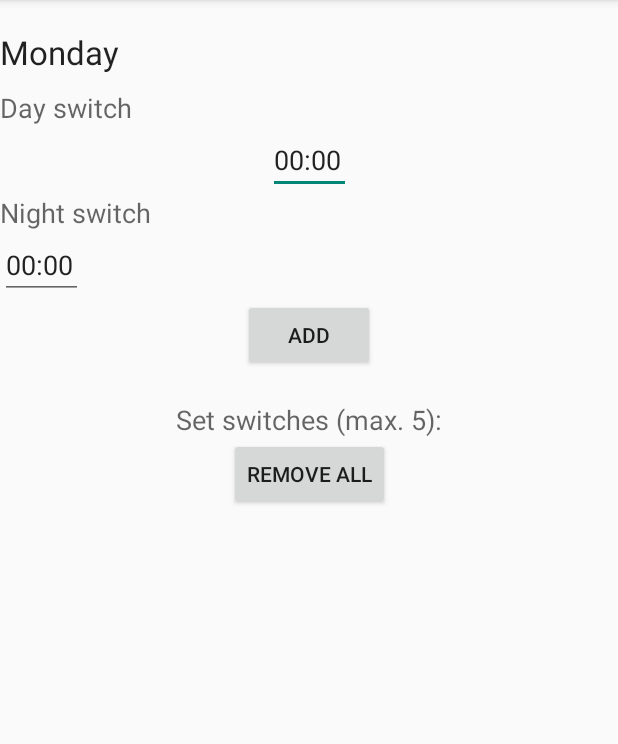
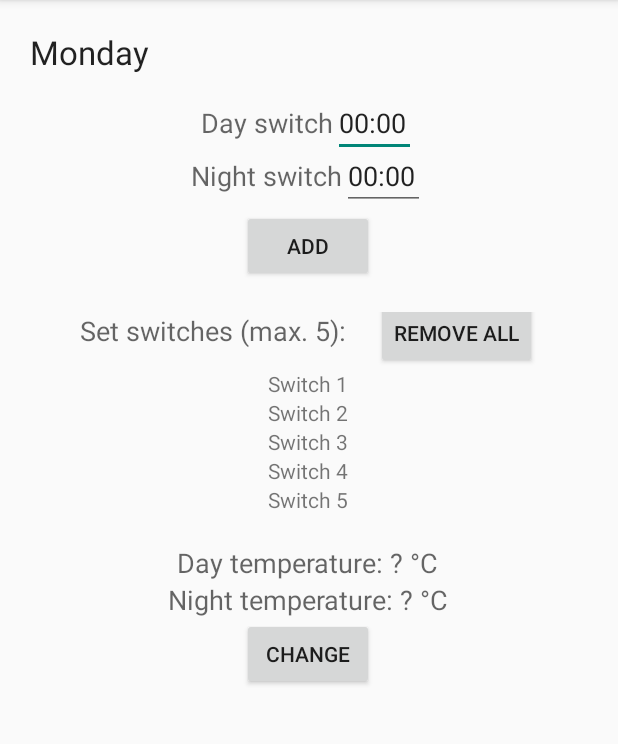
Before and after one commit to HTI-35/Thermostat, an Android app: the Monday screen opened directly, with no data from a screen before it, on a phone screen of 412 x 824 dp, the part 84-828 px from its top. Run offline under Robolectric (Android 15) with nearby library versions, the phone set to English and light mode, and no system bars; network calls fail.

Commit message:
Day & night temperatures
You can now set the day & night temperatures to the server (on a
separate page). Also fixed degree symbol (again) and added some code for
the day/night switches but idk how to do the rest.

```diff
--- a/DemoThermostat/app/src/main/AndroidManifest.xml
+++ b/DemoThermostat/app/src/main/AndroidManifest.xml
@@ -51,6 +51,10 @@
             android:name=".Sunday"
             android:label="@string/app_name" >
         </activity>
+        <activity
+            android:name=".DayNight"
+            android:label="@string/app_name" >
+        </activity>
     </application>
 
 </manifest>
--- a/DemoThermostat/app/src/main/java/nl/tue/demothermostat/Day.java
+++ b/DemoThermostat/app/src/main/java/nl/tue/demothermostat/Day.java
@@ -2,6 +2,8 @@ package nl.tue.demothermostat;
 
 import android.app.Activity;
 import android.os.Bundle;
+
+import org.thermostatapp.util.HeatingSystem;
 
 /**
  * Created by Anne on 05/06/2015.
@@ -10,5 +12,6 @@ public class Day extends Activity {
     @Override
     protected void onCreate(Bundle savedInstanceState) {
         super.onCreate(savedInstanceState);
+        HeatingSystem.BASE_ADDRESS = "http://wwwis.win.tue.nl/2id40-ws/35";
     }
 }
--- a/DemoThermostat/app/src/main/java/nl/tue/demothermostat/Monday.java
+++ b/DemoThermostat/app/src/main/java/nl/tue/demothermostat/Monday.java
@@ -1,15 +1,83 @@
 package nl.tue.demothermostat;
 
 import android.app.Activity;
+import android.content.Intent;
 import android.os.Bundle;
+import android.view.View;
+import android.widget.Button;
+import android.widget.EditText;
+import android.widget.TextView;
+
+import org.thermostatapp.util.HeatingSystem;
+import org.thermostatapp.util.WeekProgram;
 
 /**
  * Created by Anne on 05/06/2015.
  */
 public class Monday extends Day {
+
+    Button bMondayAdd;
+    Button bMondayRemoveAll;
+    Button bMondayChange;
+    TextView mondaySwitch1;
+    TextView mondaySwitch2;
+    TextView mondaySwitch3;
+    TextView mondaySwitch4;
+    TextView mondaySwitch5;
+    EditText mondayDayTime;
+    EditText mondayNightTime;
+
     @Override
     protected void onCreate(Bundle savedInstanceState) {
         super.onCreate(savedInstanceState);
         setContentView(R.layout.activity_monday);
+        HeatingSystem.BASE_ADDRESS = "http://wwwis.win.tue.nl/2id40-ws/35";
+
+        bMondayAdd = (Button)findViewById(R.id.bMondayAdd);
+        bMondayRemoveAll = (Button)findViewById(R.id.bMondayRemoveAll);
+        bMondayChange = (Button)findViewById(R.id.bMondayChange);
+        mondaySwitch1 = (TextView)findViewById(R.id.mondaySwitch1);
+        mondaySwitch2 = (TextView)findViewById(R.id.mondaySwitch2);
+        mondaySwitch3 = (TextView)findViewById(R.id.mondaySwitch3);
+        mondaySwitch4 = (TextView)findViewById(R.id.mondaySwitch4);
+        mondaySwitch5 = (TextView)findViewById(R.id.mondaySwitch5);
+        mondayDayTime = (EditText)findViewById(R.id.mondayDayTime);
+        mondayNightTime = (EditText)findViewById(R.id.mondayNightTime);
+
+        //todo: timer to get day temp & night temp continuously from server
+        // so that when you change it & then go back it will display the right values
+
+        new Thread(new Runnable() {
+            @Override
+            public void run() {
+                try {
+                    //todo: get the switch times from the server...
+                    //mondaySwitch1.setText("day: " + dayswitch + ", night: " + nightswitch);
+                    //etc?
+                } catch (Exception e) {
+                    System.err.println("Error from getdata " + e);
+                }
+            }
+        }).start();
+
+        //todo: somehow translate text from EditText mondayDayTime & mondayNightTime to ints
+        // by removing the colons so we can use them in AddSwitch method
+
+        bMondayAdd.setOnClickListener(new View.OnClickListener() {
+            @Override
+            public void onClick(View v) {
+                // todo: add the switch from the input fields to switch list
+                // using WeekProgram.AddSwitch(int start_time, int end_time, String type, String day)
+                // but idk how we should have both a start and end time for a single type (night/day)
+                }
+        });
+
+        bMondayChange.setOnClickListener(new View.OnClickListener() {
+            @Override
+            public void onClick(View v) {
+                startActivity(new Intent(v.getContext(), DayNight.class));
+            }
+        });
+
     }
 }
--- a/DemoThermostat/app/src/main/java/nl/tue/demothermostat/ThermostatActivity.java
+++ b/DemoThermostat/app/src/main/java/nl/tue/demothermostat/ThermostatActivity.java
@@ -46,8 +46,8 @@ public class ThermostatActivity extends Activity {
                 try {
                     //target temperature
                     vTemp = Double.parseDouble(HeatingSystem.get("currentTemperature"));
-                    targetTemp.setText("" + vTemp);
-                    currentTemp.setText("" + vTemp);
+                    targetTemp.setText("" + vTemp + " \u2103");
+                    currentTemp.setText("" + vTemp + " \u2103");
                     seekBar.setProgress((int) Math.floor(vTemp - 5.0));
                     System.out.println("vTemp1:" + HeatingSystem.get("currentTemperature"));
                 } catch (Exception e) {
@@ -61,7 +61,7 @@ public class ThermostatActivity extends Activity {
 
             @Override
             public void onProgressChanged(SeekBar seekBar, int progress, boolean fromUser) {
-                targetTemp.setText( (progress + 5) + "\u2013");
+                targetTemp.setText( (progress + 5) + " \u2103");
                 vTemp = progress + 5;
                 setInputLimits();
                 putCurrentTemperature();
--- a/DemoThermostat/app/src/main/res/layout/activity_monday.xml
+++ b/DemoThermostat/app/src/main/res/layout/activity_monday.xml
@@ -2,17 +2,22 @@
 <GridLayout xmlns:android="http://schemas.android.com/apk/res/android"
     android:orientation="vertical"
     android:layout_width="match_parent"
-    android:layout_height="match_parent">
+    android:layout_height="match_parent"
+    android:padding="20dp">
 
     <TextView
         android:layout_width="wrap_content"
         android:layout_height="wrap_content"
         android:textAppearance="?android:attr/textAppearanceLarge"
         android:text="Monday"
-        android:layout_marginTop="20dp"
-        android:layout_marginBottom="10dp"
+        android:layout_marginBottom="20dp"
         android:id="@+id/mondayTitle" />
 
+    <RelativeLayout xmlns:android="http://schemas.android.com/apk/res/android"
+        android:orientation="horizontal"
+        android:layout_width="wrap_content"
+        android:layout_height="wrap_content"
+        android:layout_gravity="center_horizontal">
         <TextView
             android:layout_width="wrap_content"
             android:layout_height="wrap_content"
@@ -23,12 +28,20 @@
         <EditText
             android:layout_width="55dp"
             android:layout_height="wrap_content"
+            android:layout_gravity="center_horizontal"
+            android:layout_alignBaseline="@+id/mondayDay"
+            android:layout_toRightOf="@+id/mondayDay"
             android:inputType="time"
             android:ems="10"
-        android:id="@+id/setMondayDay"
-        android:layout_gravity="center_horizontal"
+            android:id="@+id/mondayDayTime"
             android:text="00:00" />
+    </RelativeLayout>
 
+    <RelativeLayout xmlns:android="http://schemas.android.com/apk/res/android"
+        android:orientation="horizontal"
+        android:layout_width="wrap_content"
+        android:layout_height="wrap_content"
+        android:layout_gravity="center_horizontal">
     <TextView
         android:layout_width="wrap_content"
         android:layout_height="wrap_content"
@@ -39,10 +52,13 @@
     <EditText
         android:layout_width="55dp"
         android:layout_height="wrap_content"
+        android:layout_alignBaseline="@+id/mondayNight"
+        android:layout_toRightOf="@+id/mondayNight"
         android:inputType="time"
         android:ems="10"
-        android:id="@+id/setMondayNight"
+        android:id="@+id/mondayNightTime"
         android:text="00:00" />
+    </RelativeLayout>
 
     <Button
         android:layout_width="wrap_content"
@@ -50,21 +66,98 @@
         android:layout_gravity="center_horizontal"
         android:layout_marginBottom="20dp"
         android:text="Add"
-        android:id="@+id/bMondayNight" />
+        android:id="@+id/bMondayAdd" />
+
+
+    <RelativeLayout xmlns:android="http://schemas.android.com/apk/res/android"
+        android:orientation="horizontal"
+        android:layout_width="wrap_content"
+        android:layout_height="wrap_content"
+        android:layout_gravity="center_horizontal">
+    <TextView
+        android:layout_width="wrap_content"
+        android:layout_height="wrap_content"
+        android:layout_gravity="center_horizontal"
+        android:layout_marginEnd="20dp"
+        android:textAppearance="?android:attr/textAppearanceMedium"
+        android:text="Set switches (max. 5):"
+        android:id="@+id/mondaySwitches" />
+    <Button
+        android:layout_width="wrap_content"
+        android:layout_height="wrap_content"
+        android:layout_gravity="center_horizontal"
+        android:layout_alignBaseline="@+id/mondaySwitches"
+        android:layout_toRightOf="@+id/mondaySwitches"
+        android:text="Remove All"
+        android:id="@+id/bMondayRemoveAll" />
+    </RelativeLayout>
+
 
     <TextView
         android:layout_width="wrap_content"
         android:layout_height="wrap_content"
+        android:layout_gravity="center_horizontal"
+        android:textAppearance="?android:attr/textAppearanceSmall"
+        android:text="Switch 1"
+        android:id="@+id/mondaySwitch1" />
+    <TextView
+        android:layout_width="wrap_content"
+        android:layout_height="wrap_content"
+        android:layout_gravity="center_horizontal"
+        android:textAppearance="?android:attr/textAppearanceSmall"
+        android:text="Switch 2"
+        android:id="@+id/mondaySwitch2" />
+    <TextView
+        android:layout_width="wrap_content"
+        android:layout_height="wrap_content"
+        android:layout_gravity="center_horizontal"
+        android:textAppearance="?android:attr/textAppearanceSmall"
+        android:text="Switch 3"
+        android:id="@+id/mondaySwitch3" />
+    <TextView
+        android:layout_width="wrap_content"
+        android:layout_height="wrap_content"
+        android:layout_gravity="center_horizontal"
+        android:textAppearance="?android:attr/textAppearanceSmall"
+        android:text="Switch 4"
+        android:id="@+id/mondaySwitch4" />
+    <TextView
+        android:layout_width="wrap_content"
+        android:layout_height="wrap_content"
+        android:layout_gravity="center_horizontal"
+        android:textAppearance="?android:attr/textAppearanceSmall"
+        android:text="Switch 5"
+        android:id="@+id/mondaySwitch5" />
+
+
+    <LinearLayout
+        android:orientation="vertical"
+        android:layout_marginTop="20dp"
+        android:layout_width="wrap_content"
+        android:layout_gravity="center_horizontal">
+    <TextView
+        android:layout_width="wrap_content"
+        android:layout_height="wrap_content"
+        android:layout_gravity="center_horizontal"
         android:textAppearance="?android:attr/textAppearanceMedium"
-        android:text="Set switches (max. 5):"
+        android:text="Day temperature: ? \u00B0C"
+        android:id="@+id/mondayDayTemp"
+        />
+    <TextView
+        android:layout_width="wrap_content"
+        android:layout_height="wrap_content"
         android:layout_gravity="center_horizontal"
-        android:id="@+id/mondaySwitches" />
-
+        android:textAppearance="?android:attr/textAppearanceMedium"
+        android:text="Night temperature: ? \u00B0C"
+        android:id="@+id/mondayNightTemp"
+        />
     <Button
         android:layout_width="wrap_content"
         android:layout_height="wrap_content"
         android:layout_gravity="center_horizontal"
-        android:text="Remove All"
-        android:id="@+id/bMondayRemoveAll" />
+        android:text="Change"
+        android:id="@+id/bMondayChange" />
+    </LinearLayout>
+
 
 </GridLayout>
```
Also changed, not shown: DemoThermostat/app/src/main/java/nl/tue/demothermostat/DayNight.java (added, +163 -0 lines), DemoThermostat/app/src/main/res/layout/activity_daynight.xml (added, +88 -0 lines). Lines whose indentation alone changed are shown as unchanged.
